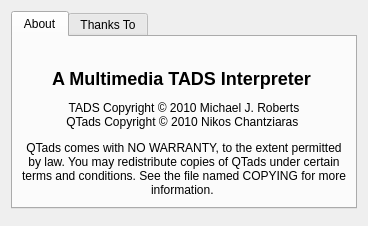
realnc/qtads, file src/aboutqtadsdialog.ui: the form before one commit.
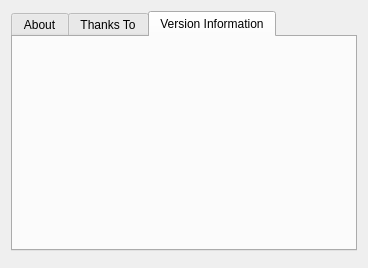
The form after the commit. The open tabs and pages were chosen to show the change. Icons and pictures are not drawn.

Commit message: Remove the version dialog and move the information to the "About QTads" dialog

```diff
--- a/src/aboutqtadsdialog.ui
+++ b/src/aboutqtadsdialog.ui
@@ -26,7 +26,7 @@
          </property>
          <property name="text">
           <string>&lt;h2&gt;
-&lt;img src=&quot;:/qtads-logo.png&quot; /&gt;
+&lt;a href=&quot;http://qtads.sourceforge.net&quot;&gt;&lt;img src=&quot;:/qtads-logo.png&quot; /&gt;&lt;/a&gt;
 &lt;br&gt;A Multimedia TADS Interpreter
 &lt;/h2&gt;
 
@@ -74,6 +74,32 @@
        </item>
       </layout>
      </widget>
+     <widget class="QWidget" name="tab_3">
+      <attribute name="title">
+       <string>Version Information</string>
+      </attribute>
+      <layout class="QVBoxLayout" name="verticalLayout_4">
+       <item>
+        <widget class="QLabel" name="versionInfoLabel">
+         <property name="text">
+          <string/>
+         </property>
+         <property name="alignment">
+          <set>Qt::AlignLeading|Qt::AlignLeft|Qt::AlignTop</set>
+         </property>
+         <property name="wordWrap">
+          <bool>true</bool>
+         </property>
+         <property name="indent">
+          <number>20</number>
+         </property>
+         <property name="textInteractionFlags">
+          <set>Qt::TextBrowserInteraction</set>
+         </property>
+        </widget>
+       </item>
+      </layout>
+     </widget>
     </widget>
    </item>
    <item>
```
Left out of the diff: 3 changed lines with no effect on the pictures. The commit also changes 3 other files.
